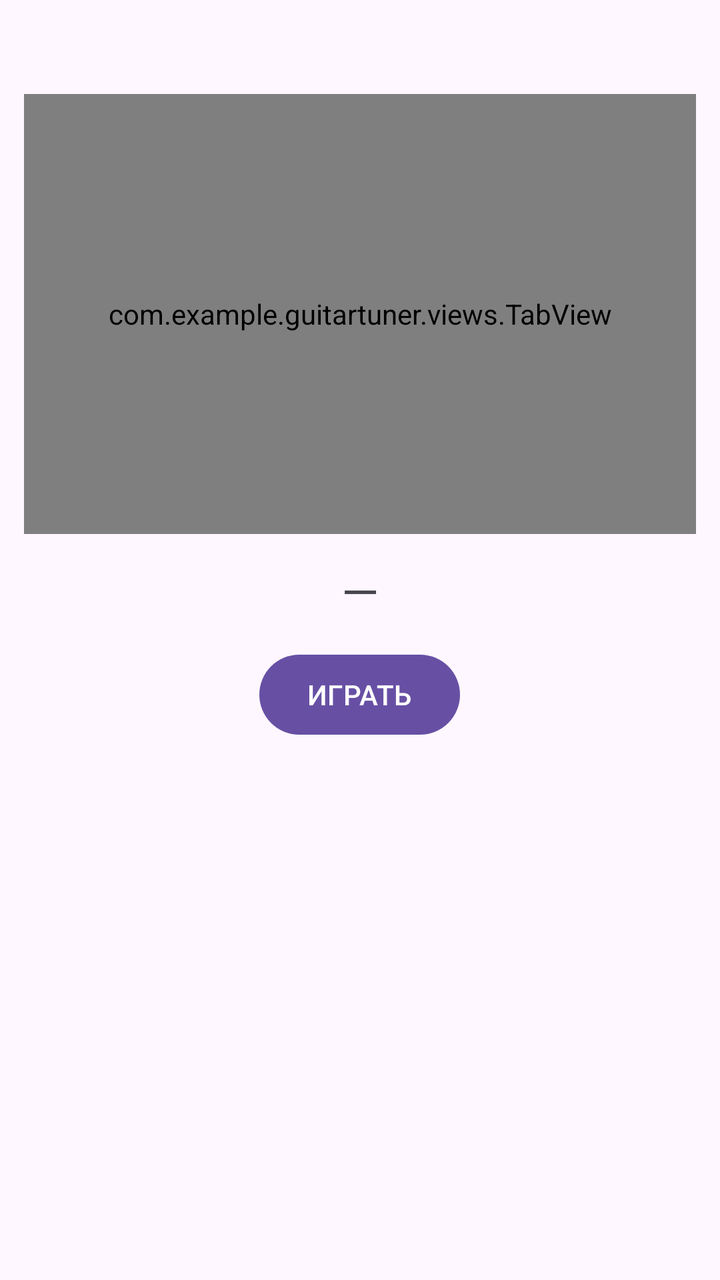
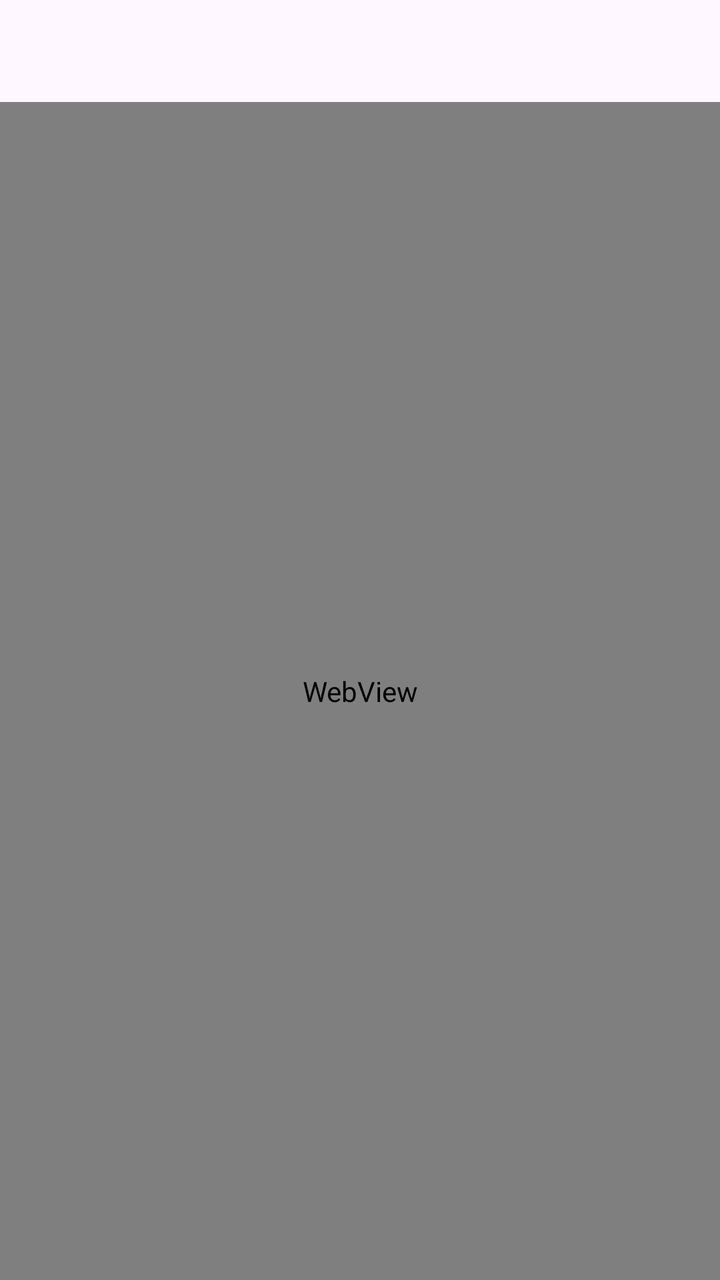

Compare the two renders of this Android layout. The source of the first and the diff that turns it into the second are given below.
<!-- AndroidManifest.xml: application theme Theme.GuitarTuner -->
<!-- res/layout/fragment_lesson_detail.xml -->
<?xml version="1.0" encoding="utf-8"?>
<LinearLayout
    xmlns:android="http://schemas.android.com/apk/res/android"
    android:orientation="vertical"
    android:layout_width="match_parent"
    android:layout_height="match_parent"
    android:padding="12dp">

    <TextView
        android:id="@+id/textLessonTitle"
        android:layout_width="match_parent"
        android:layout_height="wrap_content"
        android:textSize="20sp"
        android:textStyle="bold"
        android:gravity="center"
        android:paddingBottom="8dp"/>

    <com.example.guitartuner.views.TabView
        android:id="@+id/tabView"
        android:layout_width="match_parent"
        android:layout_height="220dp"
        android:background="#1E1E1E"/>

    <TextView
        android:id="@+id/textCurrentNote"
        android:layout_width="match_parent"
        android:layout_height="wrap_content"
        android:textSize="24sp"
        android:gravity="center"
        android:paddingTop="12dp"
        android:paddingBottom="12dp"
        android:text="—"/>

    <Button
        android:id="@+id/btnPlayLesson"
        android:layout_width="wrap_content"
        android:layout_height="wrap_content"
        android:layout_gravity="center"
        android:text="ИГРАТЬ"/>

</LinearLayout>
<!-- resources referenced by this layout -->
<resources>
  <style name="Theme.GuitarTuner" parent="Base.Theme.GuitarTuner" />
  <style name="Base.Theme.GuitarTuner" parent="Theme.Material3.DayNight.NoActionBar">
          
          
      </style>
</resources>

<!-- the commit's change to res/layout/fragment_lesson_detail.xml (unified diff, before → after) -->
@@ -3,39 +3,21 @@
     xmlns:android="http://schemas.android.com/apk/res/android"
     android:orientation="vertical"
     android:layout_width="match_parent"
-    android:layout_height="match_parent"
-    android:padding="12dp">
+    android:layout_height="match_parent">
 
     <TextView
-        android:id="@+id/textLessonTitle"
+        android:id="@+id/textSongTitle"
         android:layout_width="match_parent"
         android:layout_height="wrap_content"
+        android:padding="12dp"
         android:textSize="20sp"
         android:textStyle="bold"
-        android:gravity="center"
-        android:paddingBottom="8dp"/>
+        android:gravity="center"/>
 
-    <com.example.guitartuner.views.TabView
-        android:id="@+id/tabView"
+    <WebView
+        android:id="@+id/webViewTab"
         android:layout_width="match_parent"
-        android:layout_height="220dp"
-        android:background="#1E1E1E"/>
-
-    <TextView
-        android:id="@+id/textCurrentNote"
-        android:layout_width="match_parent"
-        android:layout_height="wrap_content"
-        android:textSize="24sp"
-        android:gravity="center"
-        android:paddingTop="12dp"
-        android:paddingBottom="12dp"
-        android:text="—"/>
-
-    <Button
-        android:id="@+id/btnPlayLesson"
-        android:layout_width="wrap_content"
-        android:layout_height="wrap_content"
-        android:layout_gravity="center"
-        android:text="ИГРАТЬ"/>
+        android:layout_height="0dp"
+        android:layout_weight="1"/>
 
 </LinearLayout>
